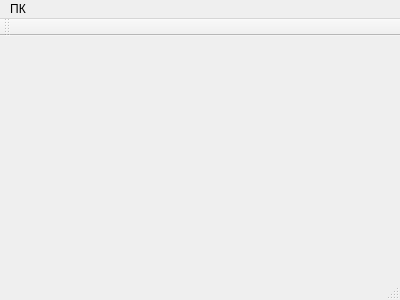
First picture: the form in mainwindow.ui, repository chalexyur/sadb, before the edit.
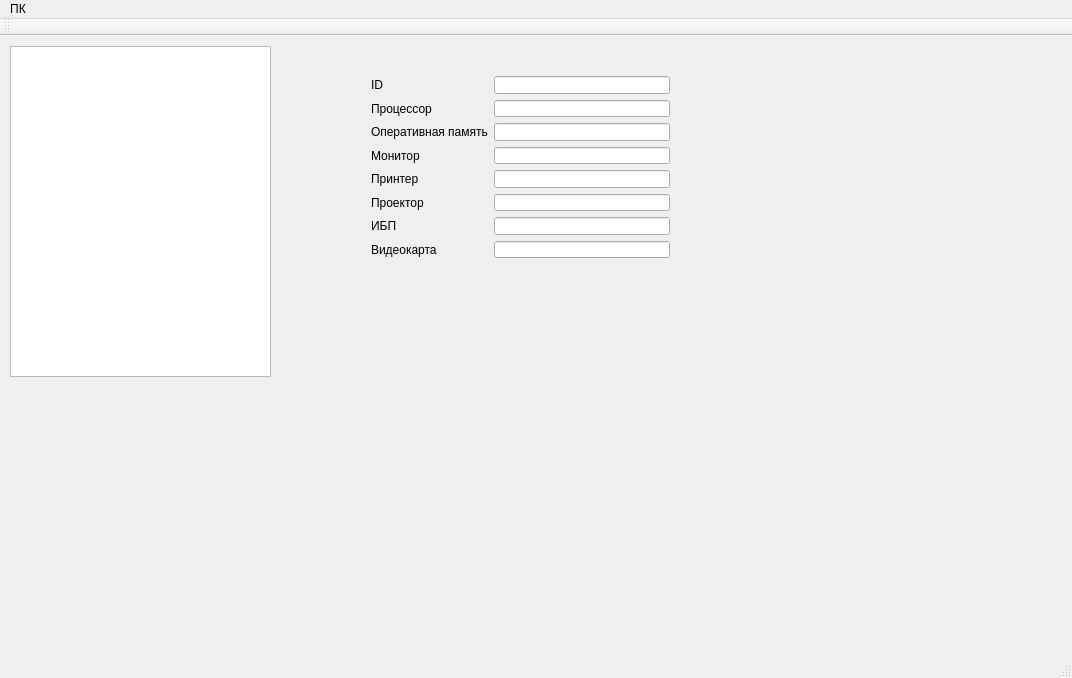
Second picture: the form after the edit. Icons and pictures are not drawn.

What changed in the file:
```diff
--- a/mainwindow.ui
+++ b/mainwindow.ui
@@ -6,8 +6,8 @@
    <rect>
     <x>0</x>
     <y>0</y>
-    <width>400</width>
-    <height>300</height>
+    <width>1072</width>
+    <height>678</height>
    </rect>
   </property>
   <property name="windowTitle">
@@ -17,14 +17,117 @@
    <iconset resource="recources.qrc">
     <normaloff>:/new/prefix1/main.ico</normaloff>:/new/prefix1/main.ico</iconset>
   </property>
-  <widget class="QWidget" name="centralWidget"/>
+  <widget class="QWidget" name="centralWidget">
+   <widget class="QTreeView" name="treeView">
+    <property name="geometry">
+     <rect>
+      <x>10</x>
+      <y>10</y>
+      <width>261</width>
+      <height>331</height>
+     </rect>
+    </property>
+   </widget>
+   <widget class="QWidget" name="">
+    <property name="geometry">
+     <rect>
+      <x>360</x>
+      <y>29</y>
+      <width>321</width>
+      <height>204</height>
+     </rect>
+    </property>
+    <layout class="QGridLayout" name="gridLayout">
+     <item row="0" column="0">
+      <widget class="QLabel" name="label">
+       <property name="text">
+        <string>ID</string>
+       </property>
+      </widget>
+     </item>
+     <item row="0" column="1">
+      <widget class="QLineEdit" name="lineEditId"/>
+     </item>
+     <item row="1" column="0">
+      <widget class="QLabel" name="label_2">
+       <property name="text">
+        <string>Процессор</string>
+       </property>
+      </widget>
+     </item>
+     <item row="1" column="1">
+      <widget class="QLineEdit" name="lineEditCpu"/>
+     </item>
+     <item row="2" column="0">
+      <widget class="QLabel" name="label_3">
+       <property name="text">
+        <string>Оперативная память</string>
+       </property>
+      </widget>
+     </item>
+     <item row="2" column="1">
+      <widget class="QLineEdit" name="lineEditRam"/>
+     </item>
+     <item row="3" column="0">
+      <widget class="QLabel" name="label_4">
+       <property name="text">
+        <string>Монитор</string>
+       </property>
+      </widget>
+     </item>
+     <item row="3" column="1">
+      <widget class="QLineEdit" name="lineEditDisplay"/>
+     </item>
+     <item row="4" column="0">
+      <widget class="QLabel" name="label_5">
+       <property name="text">
+        <string>Принтер</string>
+       </property>
+      </widget>
+     </item>
+     <item row="4" column="1">
+      <widget class="QLineEdit" name="lineEditPrinter"/>
+     </item>
+     <item row="5" column="0">
+      <widget class="QLabel" name="label_6">
+       <property name="text">
+        <string>Проектор</string>
+       </property>
+      </widget>
+     </item>
+     <item row="5" column="1">
+      <widget class="QLineEdit" name="lineEditProjector"/>
+     </item>
+     <item row="6" column="0">
+      <widget class="QLabel" name="label_7">
+       <property name="text">
+        <string>ИБП</string>
+       </property>
+      </widget>
+     </item>
+     <item row="6" column="1">
+      <widget class="QLineEdit" name="lineEditUps"/>
+     </item>
+     <item row="7" column="0">
+      <widget class="QLabel" name="label_8">
+       <property name="text">
+        <string>Видеокарта</string>
+       </property>
+      </widget>
+     </item>
+     <item row="7" column="1">
+      <widget class="QLineEdit" name="lineEditGpu"/>
+     </item>
+    </layout>
+   </widget>
+  </widget>
   <widget class="QMenuBar" name="menuBar">
    <property name="geometry">
     <rect>
      <x>0</x>
      <y>0</y>
-     <width>400</width>
-     <height>22</height>
+     <width>1072</width>
+     <height>21</height>
     </rect>
    </property>
    <widget class="QMenu" name="menu">
```
